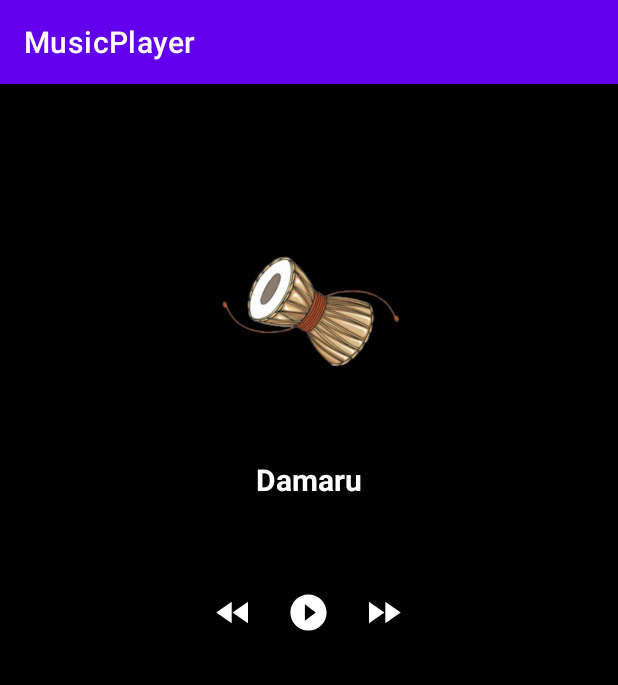
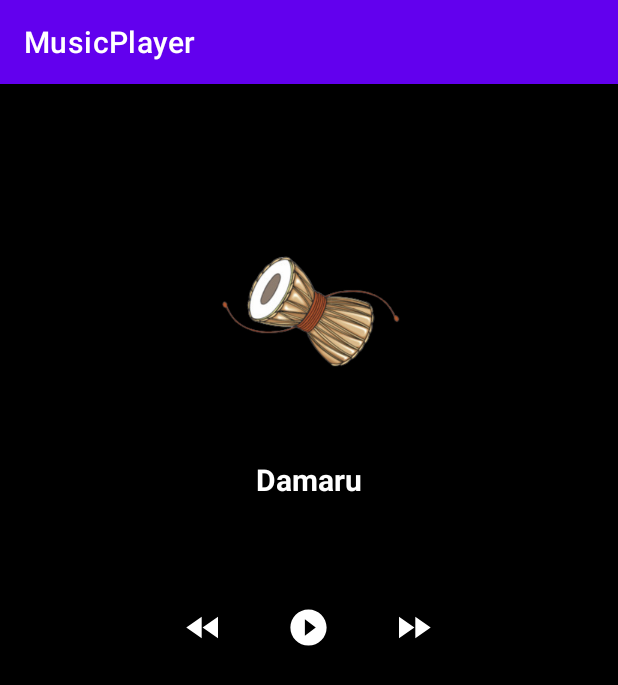
Before and after one commit to urmil404/Music-Player, an Android app: the screen it shows after launch (MainActivity), on a phone screen of 412 x 824 dp. Shown: the top 685 px of the screen. Run offline under Robolectric (Android 15) with nearby library versions, the phone set to English and light mode, and no system bars.

```diff
--- a/app/src/main/res/layout/activity_main.xml
+++ b/app/src/main/res/layout/activity_main.xml
@@ -32,23 +32,28 @@
         <LinearLayout
             android:layout_width="match_parent"
             android:layout_height="wrap_content"
-            android:orientation="horizontal"
+            android:layout_gravity="center_horizontal"
             android:layout_marginTop="50dp"
-            android:layout_gravity="center_horizontal"
-            android:gravity="center_horizontal">
+            android:gravity="center_horizontal"
+            android:orientation="horizontal">
+
             <ImageView
                 android:layout_width="50dp"
                 android:layout_height="50dp"
-                android:src="@drawable/rewind_button_foreground"
-                /> <ImageView
+                android:layout_margin="10dp"
+                android:src="@drawable/rewind_button_foreground" />
+
+            <ImageView
                 android:layout_width="50dp"
                 android:layout_height="50dp"
-                android:src="@drawable/play_button_foreground"
-                /><ImageView
+                android:layout_margin="10dp"
+                android:src="@drawable/play_button_foreground" />
+
+            <ImageView
                 android:layout_width="50dp"
                 android:layout_height="50dp"
-                android:src="@drawable/fastforward_button_foreground"
-                />
+                android:layout_margin="10dp"
+                android:src="@drawable/fastforward_button_foreground" />
         </LinearLayout>
     </LinearLayout>
 
```
Also changed, not shown: 4 other files.
